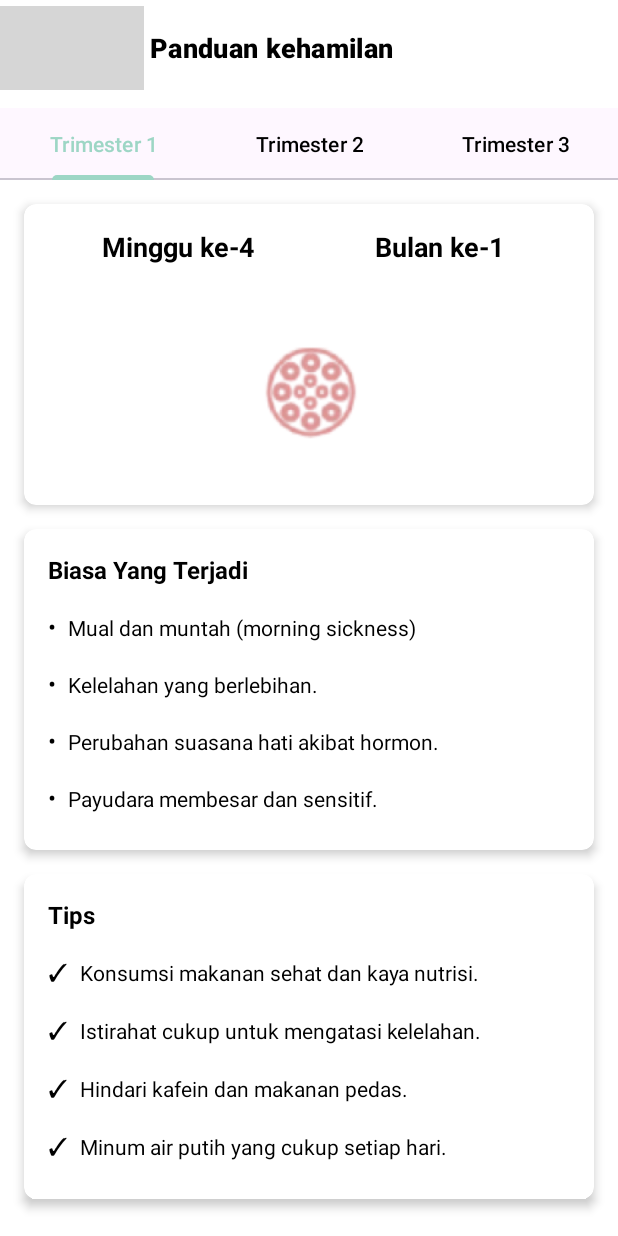
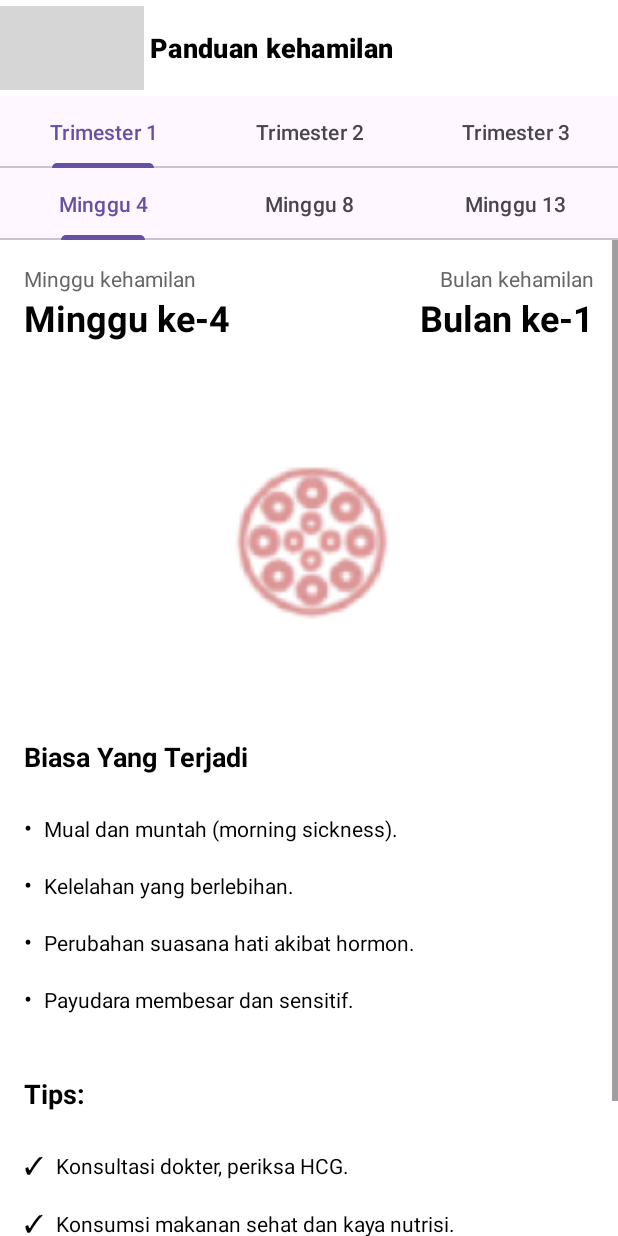
Before and after one commit to achmf/femlife, an Android app: the PregnancyActivity screen opened directly, with no data from a screen before it, on a phone screen of 412 x 824 dp. Run offline under Robolectric (Android 15) with nearby library versions, the phone set to English and light mode, and no system bars; grey boxes are pictures that could not be loaded.

Commit message:
refactor: Pregnancy Tab Fragments

```diff
--- a/app/src/main/java/com/example/femlife/ui/activities/pregnancy/PregnancyActivity.kt
+++ b/app/src/main/java/com/example/femlife/ui/activities/pregnancy/PregnancyActivity.kt
@@ -1,7 +1,6 @@
 package com.example.femlife.ui.activities.pregnancy
 
 import android.os.Bundle
-import androidx.activity.enableEdgeToEdge
 import androidx.appcompat.app.AppCompatActivity
 import com.example.femlife.databinding.ActivityPregnancyBinding
 import com.google.android.material.tabs.TabLayoutMediator
@@ -17,18 +16,11 @@ class PregnancyActivity : AppCompatActivity() {
 
         setupToolbar()
 
-        // Setup ViewPager2 with Adapter
         val pagerAdapter = PregnancyPagerAdapter(this)
         binding.viewPager.adapter = pagerAdapter
 
-        // Connect TabLayout with ViewPager2
         TabLayoutMediator(binding.tabLayout, binding.viewPager) { tab, position ->
-            tab.text = when (position) {
-                0 -> "Trimester 1"
-                1 -> "Trimester 2"
-                2 -> "Trimester 3"
-                else -> null
-            }
+            tab.text = "Trimester ${position + 1}"
         }.attach()
     }
 
--- a/app/src/main/java/com/example/femlife/ui/activities/pregnancy/PregnancyPagerAdapter.kt
+++ b/app/src/main/java/com/example/femlife/ui/activities/pregnancy/PregnancyPagerAdapter.kt
@@ -3,19 +3,11 @@ package com.example.femlife.ui.activities.pregnancy
 import androidx.appcompat.app.AppCompatActivity
 import androidx.fragment.app.Fragment
 import androidx.viewpager2.adapter.FragmentStateAdapter
-import com.example.femlife.ui.activities.pregnancy.fragments.Trimester1Fragment
-import com.example.femlife.ui.activities.pregnancy.fragments.Trimester2Fragment
-import com.example.femlife.ui.activities.pregnancy.fragments.Trimester3Fragment
 
 class PregnancyPagerAdapter(activity: AppCompatActivity) : FragmentStateAdapter(activity) {
-    override fun getItemCount(): Int = 3 // Jumlah tab (trimester)
+    override fun getItemCount(): Int = 3 // Number of trimesters
 
     override fun createFragment(position: Int): Fragment {
-        return when (position) {
-            0 -> Trimester1Fragment()
-            1 -> Trimester2Fragment()
-            2 -> Trimester3Fragment()
-            else -> throw IllegalStateException("Invalid position: $position")
-        }
+        return TrimesterFragment.newInstance(position + 1)
     }
 }
--- /dev/null
+++ b/app/src/main/java/com/example/femlife/ui/activities/pregnancy/TrimesterFragment.kt
@@ -0,0 +1,52 @@
+package com.example.femlife.ui.activities.pregnancy
+
+import android.os.Bundle
+import android.view.LayoutInflater
+import android.view.View
+import android.view.ViewGroup
+import androidx.fragment.app.Fragment
+import com.example.femlife.databinding.FragmentTrimesterBinding
+import com.google.android.material.tabs.TabLayoutMediator
+
+class TrimesterFragment : Fragment() {
+
+    private var _binding: FragmentTrimesterBinding? = null
+    private val binding get() = _binding!!
+
+    override fun onCreateView(
+        inflater: LayoutInflater, container: ViewGroup?,
+        savedInstanceState: Bundle?
+    ): View {
+        _binding = FragmentTrimesterBinding.inflate(inflater, container, false)
+        return binding.root
+    }
+
+    override fun onViewCreated(view: View, savedInstanceState: Bundle?) {
+        super.onViewCreated(view, savedInstanceState)
+
+        val trimester = arguments?.getInt(ARG_TRIMESTER) ?: 1
+        val adapter = WeekPagerAdapter(this, trimester)
+        binding.viewPagerWeeks.adapter = adapter
+
+        TabLayoutMediator(binding.tabLayoutWeeks, binding.viewPagerWeeks) { tab, position ->
+            tab.text = "Minggu ${adapter.getWeekNumber(position)}"
+        }.attach()
+    }
+
+    override fun onDestroyView() {
+        super.onDestroyView()
+        _binding = null
+    }
+
+    companion object {
+        private const val ARG_TRIMESTER = "trimester"
+
+        fun newInstance(trimester: Int): TrimesterFragment {
+            return TrimesterFragment().apply {
+                arguments = Bundle().apply {
+                    putInt(ARG_TRIMESTER, trimester)
+                }
+            }
+        }
+    }
+}
--- /dev/null
+++ b/app/src/main/java/com/example/femlife/ui/activities/pregnancy/WeekFragment.kt
@@ -0,0 +1,99 @@
+package com.example.femlife.ui.activities.pregnancy
+
+import android.os.Bundle
+import android.view.LayoutInflater
+import android.view.View
+import android.view.ViewGroup
+import android.widget.TextView
+import androidx.fragment.app.Fragment
+import com.example.femlife.R
+import com.example.femlife.databinding.FragmentWeekBinding
+
+class WeekFragment : Fragment() {
+
+    private var _binding: FragmentWeekBinding? = null
+    private val binding get() = _binding!!
+
+    override fun onCreateView(
+        inflater: LayoutInflater, container: ViewGroup?,
+        savedInstanceState: Bundle?
+    ): View {
+        _binding = FragmentWeekBinding.inflate(inflater, container, false)
+        return binding.root
+    }
+
+    override fun onViewCreated(view: View, savedInstanceState: Bundle?) {
+        super.onViewCreated(view, savedInstanceState)
+
+        val week = arguments?.getInt(ARG_WEEK) ?: 0
+        val month = arguments?.getInt(ARG_MONTH) ?: 0
+
+        binding.tvWeek.text = "Minggu ke-$week"
+        binding.tvMonth.text = "Bulan ke-$month"
+
+        // Set pregnancy image
+        binding.ivPregnancyImage.setImageResource(R.drawable.pregnancy_week_4)
+
+        // Add what happens items
+        val whatHappensList = listOf(
+            "Mual dan muntah (morning sickness).",
+            "Kelelahan yang berlebihan.",
+            "Perubahan suasana hati akibat hormon.",
+            "Payudara membesar dan sensitif."
+        )
+
+        // Add tips items
+        val tipsList = listOf(
+            "Konsultasi dokter, periksa HCG.",
+            "Konsumsi makanan sehat dan kaya nutrisi.",
+            "Istirahat cukup untuk mengatasi kelelahan.",
+            "Hindari kafein dan makanan pedas."
+        )
+
+        populateWhatHappensList(whatHappensList)
+        populateTipsList(tipsList)
+    }
+
+    private fun populateWhatHappensList(items: List<String>) {
+        val inflater = LayoutInflater.from(context)
+        binding.sectionWhatHappens.removeAllViews()
+
+        for (item in items) {
+            val itemView = inflater.inflate(R.layout.item_pregnancy_happens, binding.sectionWhatHappens, false)
+            val tvItem = itemView.findViewById<TextView>(R.id.tvWhatHappensItem)
+            tvItem.text = item
+            binding.sectionWhatHappens.addView(itemView)
+        }
+    }
+
+    private fun populateTipsList(tips: List<String>) {
+        val inflater = LayoutInflater.from(context)
+        binding.sectionTips.removeAllViews()
+
+        for (tip in tips) {
+            val tipView = inflater.inflate(R.layout.item_pregnancy_tips, binding.sectionTips, false)
+            val tvTip = tipView.findViewById<TextView>(R.id.tvTipsItem)
+            tvTip.text = tip
+            binding.sectionTips.addView(tipView)
+        }
+    }
+
+    override fun onDestroyView() {
+        super.onDestroyView()
+        _binding = null
+    }
+
+    companion object {
+        private const val ARG_WEEK = "week"
+        private const val ARG_MONTH = "month"
+
+        fun newInstance(week: Int, month: Int): WeekFragment {
+            return WeekFragment().apply {
+                arguments = Bundle().apply {
+                    putInt(ARG_WEEK, week)
+                    putInt(ARG_MONTH, month)
+                }
+            }
+        }
+    }
+}
--- /dev/null
+++ b/app/src/main/java/com/example/femlife/ui/activities/pregnancy/WeekPagerAdapter.kt
@@ -0,0 +1,28 @@
+package com.example.femlife.ui.activities.pregnancy
+
+import androidx.fragment.app.Fragment
+import androidx.viewpager2.adapter.FragmentStateAdapter
+
+class WeekPagerAdapter(fragment: Fragment, private val trimester: Int) : FragmentStateAdapter(fragment) {
+    private val weeks = when (trimester) {
+        1 -> listOf(4, 8, 13)
+        2 -> listOf(17, 21, 26)
+        3 -> listOf(30, 35, 40)
+        else -> throw IllegalArgumentException("Invalid trimester: $trimester")
+    }
+
+    override fun getItemCount(): Int = weeks.size
+
+    override fun createFragment(position: Int): Fragment {
+        val week = weeks[position]
+        val month = when (trimester) {
+            1 -> position + 1
+            2 -> position + 4
+            3 -> position + 7
+            else -> throw IllegalArgumentException("Invalid trimester: $trimester")
+        }
+        return WeekFragment.newInstance(week, month)
+    }
+
+    fun getWeekNumber(position: Int): Int = weeks[position]
+}
--- /dev/null
+++ b/app/src/main/res/drawable/tab_selector.xml
@@ -0,0 +1,17 @@
+<?xml version="1.0" encoding="utf-8"?>
+<selector xmlns:android="http://schemas.android.com/apk/res/android">
+    <item android:state_selected="true">
+        <shape android:shape="rectangle">
+            <corners android:radius="20dp" />
+            <solid android:color="#5BECC0" />
+            <padding android:left="12dp" android:right="12dp" android:top="6dp" android:bottom="6dp" />
+        </shape>
+    </item>
+    <item>
+        <shape android:shape="rectangle">
+            <corners android:radius="20dp" />
+            <solid android:color="#E0E0E0" />
+            <padding android:left="12dp" android:right="12dp" android:top="6dp" android:bottom="6dp" />
+        </shape>
+    </item>
+</selector>
--- a/app/src/main/res/layout/activity_pregnancy.xml
+++ b/app/src/main/res/layout/activity_pregnancy.xml
@@ -2,10 +2,8 @@
 <androidx.constraintlayout.widget.ConstraintLayout xmlns:android="http://schemas.android.com/apk/res/android"
     xmlns:app="http://schemas.android.com/apk/res-auto"
     xmlns:tools="http://schemas.android.com/tools"
-    android:id="@+id/main"
     android:layout_width="match_parent"
     android:layout_height="match_parent"
-    android:background="@color/white"
     tools:context=".ui.activities.pregnancy.PregnancyActivity">
 
     <androidx.appcompat.widget.Toolbar
@@ -18,26 +16,21 @@
         app:navigationIcon="@drawable/ic_arrow_back"
         app:titleTextAppearance="@style/ToolbarTitleStyle" />
 
-    <!-- Trimester Tabs -->
     <com.google.android.material.tabs.TabLayout
         android:id="@+id/tabLayout"
         android:layout_width="0dp"
         android:layout_height="wrap_content"
-        android:layout_marginTop="8dp"
-        app:tabIndicatorColor="@color/primary"
-        app:tabTextColor="@color/black"
-        app:tabSelectedTextColor="@color/primary"
+        app:layout_constraintTop_toBottomOf="@id/toolbar"
         app:layout_constraintStart_toStartOf="parent"
-        app:layout_constraintEnd_toEndOf="parent"
-        app:layout_constraintTop_toBottomOf="@id/toolbar" />
+        app:layout_constraintEnd_toEndOf="parent" />
 
-    <!-- ViewPager2 -->
     <androidx.viewpager2.widget.ViewPager2
         android:id="@+id/viewPager"
         android:layout_width="0dp"
         android:layout_height="0dp"
         app:layout_constraintTop_toBottomOf="@id/tabLayout"
+        app:layout_constraintBottom_toBottomOf="parent"
         app:layout_constraintStart_toStartOf="parent"
-        app:layout_constraintEnd_toEndOf="parent"
-        app:layout_constraintBottom_toBottomOf="parent" />
+        app:layout_constraintEnd_toEndOf="parent" />
+
 </androidx.constraintlayout.widget.ConstraintLayout>
--- /dev/null
+++ b/app/src/main/res/layout/fragment_trimester.xml
@@ -0,0 +1,22 @@
+<?xml version="1.0" encoding="utf-8"?>
+<LinearLayout xmlns:android="http://schemas.android.com/apk/res/android"
+    xmlns:app="http://schemas.android.com/apk/res-auto"
+    android:layout_width="match_parent"
+    android:layout_height="match_parent"
+    android:orientation="vertical"
+    android:background="@color/white">
+
+    <com.google.android.material.tabs.TabLayout
+        android:id="@+id/tabLayoutWeeks"
+        android:layout_width="match_parent"
+        android:layout_height="wrap_content"
+        app:tabMode="fixed"
+        app:tabGravity="fill" />
+
+    <androidx.viewpager2.widget.ViewPager2
+        android:id="@+id/viewPagerWeeks"
+        android:layout_width="match_parent"
+        android:layout_height="0dp"
+        android:layout_weight="1" />
+
+</LinearLayout>
--- /dev/null
+++ b/app/src/main/res/layout/fragment_week.xml
@@ -0,0 +1,107 @@
+<?xml version="1.0" encoding="utf-8"?>
+<ScrollView xmlns:android="http://schemas.android.com/apk/res/android"
+    xmlns:app="http://schemas.android.com/apk/res-auto"
+    android:layout_width="match_parent"
+    android:layout_height="match_parent"
+    android:background="@color/white">
+
+    <androidx.constraintlayout.widget.ConstraintLayout
+        android:layout_width="match_parent"
+        android:layout_height="wrap_content"
+        android:padding="16dp">
+
+        <!-- Week Section -->
+        <TextView
+            android:id="@+id/tvWeekLabel"
+            android:layout_width="wrap_content"
+            android:layout_height="wrap_content"
+            android:text="Minggu kehamilan"
+            android:textSize="14sp"
+            android:textColor="#666666"
+            app:layout_constraintStart_toStartOf="parent"
+            app:layout_constraintTop_toTopOf="parent" />
+
+        <TextView
+            android:id="@+id/tvWeek"
+            android:layout_width="wrap_content"
+            android:layout_height="wrap_content"
+            android:textSize="24sp"
+            android:textStyle="bold"
+            android:textColor="@color/black"
+            app:layout_constraintStart_toStartOf="parent"
+            app:layout_constraintTop_toBottomOf="@id/tvWeekLabel" />
+
+        <!-- Month Section -->
+        <TextView
+            android:id="@+id/tvMonthLabel"
+            android:layout_width="wrap_content"
+            android:layout_height="wrap_content"
+            android:text="Bulan kehamilan"
+            android:textSize="14sp"
+            android:textColor="#666666"
+            app:layout_constraintEnd_toEndOf="parent"
+            app:layout_constraintTop_toTopOf="parent" />
+
+        <TextView
+            android:id="@+id/tvMonth"
+            android:layout_width="wrap_content"
+            android:layout_height="wrap_content"
+            android:textSize="24sp"
+            android:textStyle="bold"
+            android:textColor="@color/black"
+            app:layout_constraintEnd_toEndOf="parent"
+            app:layout_constraintTop_toBottomOf="@id/tvMonthLabel" />
+
+        <ImageView
+            android:id="@+id/ivPregnancyImage"
+            android:layout_width="200dp"
+            android:layout_height="200dp"
+            android:layout_marginTop="32dp"
+            app:layout_constraintTop_toBottomOf="@id/tvWeek"
+            app:layout_constraintStart_toStartOf="parent"
+            app:layout_constraintEnd_toEndOf="parent" />
+
+        <!-- What Happens Section -->
+        <TextView
+            android:id="@+id/tvWhatHappensTitle"
+            android:layout_width="wrap_content"
+            android:layout_height="wrap_content"
+            android:layout_marginTop="32dp"
+            android:text="Biasa Yang Terjadi"
+            android:textSize="18sp"
+            android:textStyle="bold"
+            android:textColor="@color/black"
+            app:layout_constraintStart_toStartOf="parent"
+            app:layout_constraintTop_toBottomOf="@id/ivPregnancyImage" />
+
+        <LinearLayout
+            android:id="@+id/sectionWhatHappens"
+            android:layout_width="match_parent"
+            android:layout_height="wrap_content"
+            android:layout_marginTop="16dp"
+            android:orientation="vertical"
+            app:layout_constraintTop_toBottomOf="@id/tvWhatHappensTitle" />
+
+        <!-- Tips Section -->
+        <TextView
+            android:id="@+id/tvTipsTitle"
+            android:layout_width="wrap_content"
+            android:layout_height="wrap_content"
+            android:layout_marginTop="32dp"
+            android:text="Tips:"
+            android:textSize="18sp"
+            android:textStyle="bold"
+            android:textColor="@color/black"
+            app:layout_constraintStart_toStartOf="parent"
+            app:layout_constraintTop_toBottomOf="@id/sectionWhatHappens" />
+
+        <LinearLayout
+            android:id="@+id/sectionTips"
+            android:layout_width="match_parent"
+            android:layout_height="wrap_content"
+            android:layout_marginTop="16dp"
+            android:orientation="vertical"
+            app:layout_constraintTop_toBottomOf="@id/tvTipsTitle" />
+
+    </androidx.constraintlayout.widget.ConstraintLayout>
+</ScrollView>
```
Also changed, not shown: app/src/main/res/drawable/pregnancy_week_4.png (added).
